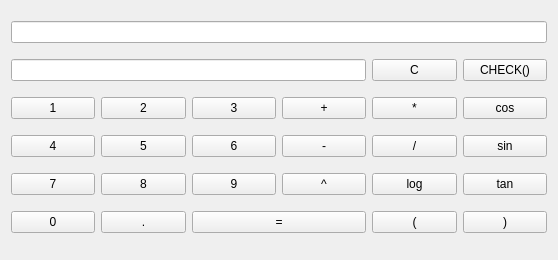
umed/laba, file calcwidget.ui: the form before one commit.
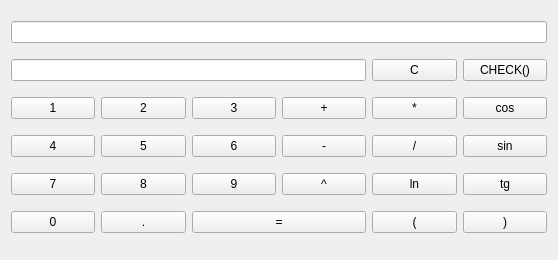
The form after the commit.

Diff of the .ui file:
```diff
--- a/calcwidget.ui
+++ b/calcwidget.ui
@@ -97,14 +97,14 @@
    <item row="4" column="4">
     <widget class="QPushButton" name="log">
      <property name="text">
-      <string>log</string>
+      <string>ln</string>
      </property>
     </widget>
    </item>
    <item row="4" column="5">
     <widget class="QPushButton" name="tan">
      <property name="text">
-      <string>tan</string>
+      <string>tg</string>
      </property>
     </widget>
    </item>
```
Left out of the diff: 4 changed lines with no effect on the pictures.
